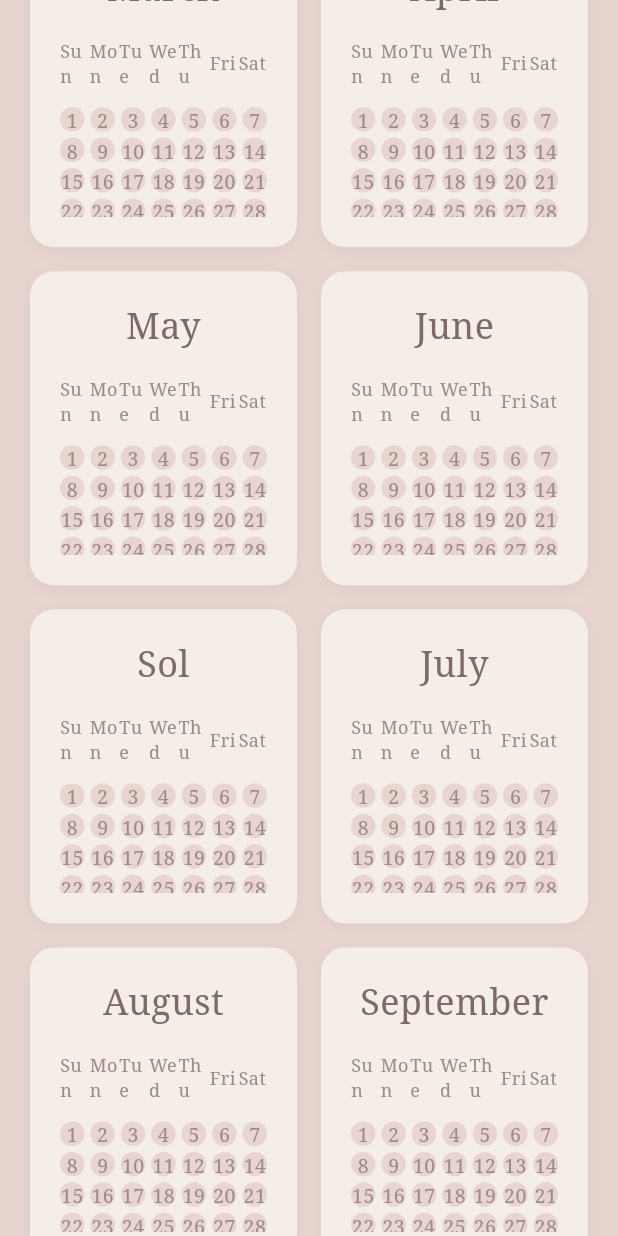
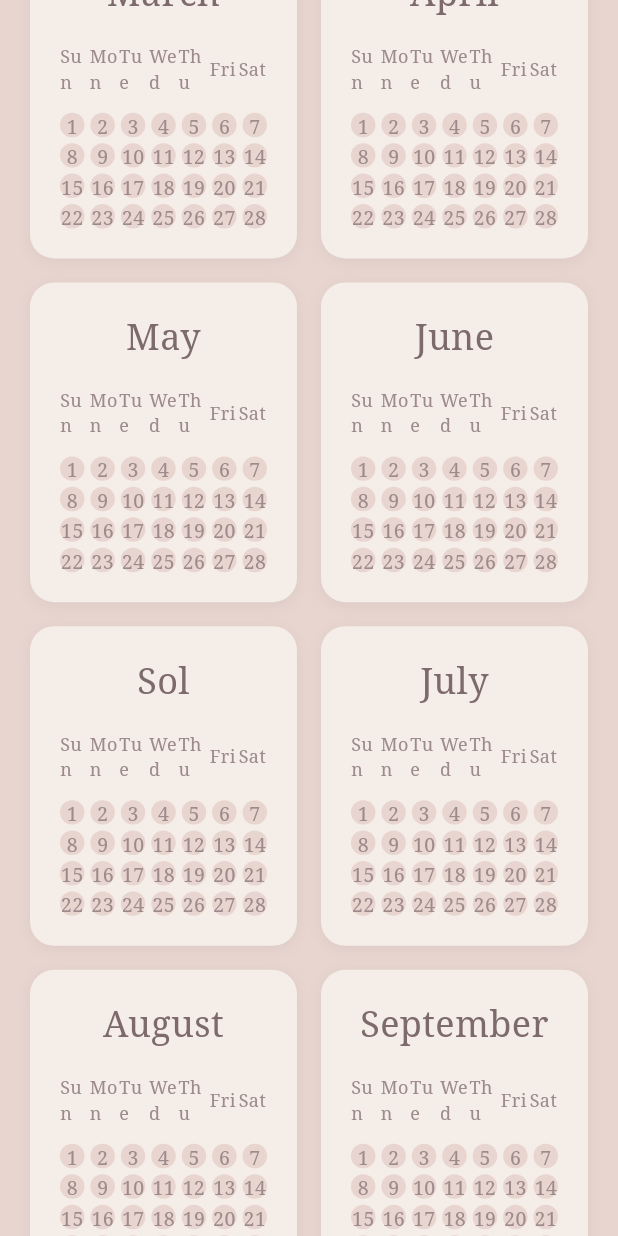
Before and after one commit to riemann93/lunar-calendar, a Flutter app: the screen it shows after launch, scrolled down 576 dp, on a phone screen of 412 x 824 dp. Run offline on Flutter 3.47's test engine with Material 3 defaults, Android fonts, the phone set to English and light mode, and no system bars.

Commit message:
Fix month card bottom margin and improve mode switch performance
- MonthCard: Replace Expanded grid with shrinkWrap GridView and
  mainAxisSize.min Column so cards size to their actual content,
  eliminating the large bottom gap
- Main: Replace GridView.builder with Row-based layout that lets
  cards size intrinsically — no more fixed childAspectRatio guesswork
- Add ValueKey to each MonthCard so Flutter can efficiently diff
  widgets when switching between calendar modes

Co-Authored-By: Claude Opus 4.6 <noreply@anthropic.com>

```diff
--- a/lib/main.dart
+++ b/lib/main.dart
@@ -174,21 +174,63 @@ class _CalendarHomePageState extends State<CalendarHomePage> {
                 ),
                 const SizedBox(height: 32),
 
-                // Month grid
-                GridView.builder(
-                  shrinkWrap: true,
-                  physics: const NeverScrollableScrollPhysics(),
-                  gridDelegate: SliverGridDelegateWithFixedCrossAxisCount(
-                    crossAxisCount: 2,
-                    // Gregorian months can have up to 6 rows, need more height
-                    childAspectRatio: isLunar ? 0.85 : 0.72,
-                    crossAxisSpacing: 16,
-                    mainAxisSpacing: 16,
+                // Month grid — built as paired rows so cards can size to content
+                ..._buildMonthRows(months, now, isLunar, todayMonthIndex, todayDay),
+              ],
             ),
-                  itemCount: months.length,
-                  itemBuilder: (context, index) {
+          ),
+        ),
+      ),
+    );
+  }
+
+  /// Build month cards in rows of 2, letting each card size to its content.
+  /// This eliminates the bottom gap caused by fixed aspect ratios and avoids
+  /// the expensive shrinkWrap GridView rebuild on mode switch.
+  List<Widget> _buildMonthRows(
+    List<String> months,
+    DateTime now,
+    bool isLunar,
+    int? todayMonthIndex,
+    int? todayDay,
+  ) {
+    final rows = <Widget>[];
+    for (int i = 0; i < months.length; i += 2) {
+      rows.add(
+        Padding(
+          padding: EdgeInsets.only(bottom: i + 2 < months.length ? 16 : 0),
+          child: Row(
+            crossAxisAlignment: CrossAxisAlignment.start,
+            children: [
+              Expanded(
+                child: _buildMonthCard(i, months, now, isLunar, todayMonthIndex, todayDay),
+              ),
+              const SizedBox(width: 16),
+              if (i + 1 < months.length)
+                Expanded(
+                  child: _buildMonthCard(i + 1, months, now, isLunar, todayMonthIndex, todayDay),
+                )
+              else
+                const Expanded(child: SizedBox.shrink()),
+            ],
+          ),
+        ),
+      );
+    }
+    return rows;
+  }
+
+  Widget _buildMonthCard(
+    int index,
+    List<String> months,
+    DateTime now,
+    bool isLunar,
+    int? todayMonthIndex,
+    int? todayDay,
+  ) {
     if (isLunar) {
       return MonthCard(
+        key: ValueKey('lunar-$index'),
         monthName: months[index],
         daysInMonth: 28,
         startWeekday: 0,
@@ -200,26 +242,16 @@ class _CalendarHomePageState extends State<CalendarHomePage> {
     } else {
       final gregMonth = index + 1;
       return MonthCard(
+        key: ValueKey('greg-$index'),
         monthName: months[index],
         daysInMonth: gregorianDaysInMonth(now.year, gregMonth),
-                        startWeekday: gregorianMonthStartWeekday(
-                          now.year,
-                          gregMonth,
-                        ),
+        startWeekday: gregorianMonthStartWeekday(now.year, gregMonth),
         monthIndex: index,
         todayDay: index == todayMonthIndex ? todayDay : null,
         hasEventOnDay: (day) => _hasEventOnDay(index, day),
         onDateTapped: _onDateTapped,
       );
     }
-                  },
-                ),
-              ],
-            ),
-          ),
-        ),
-      ),
-    );
   }
 
   Widget _buildModeButton(String label, CalendarMode mode) {
--- a/lib/month_card.dart
+++ b/lib/month_card.dart
@@ -60,6 +60,7 @@ class _MonthCardState extends State<MonthCard> {
         ),
         padding: const EdgeInsets.all(20),
         child: Column(
+          mainAxisSize: MainAxisSize.min,
           crossAxisAlignment: CrossAxisAlignment.stretch,
           children: [
             // Month name
@@ -93,9 +94,9 @@ class _MonthCardState extends State<MonthCard> {
             ),
             const SizedBox(height: 12),
 
-            // Date grid
-            Expanded(
-              child: GridView.builder(
+            // Date grid — shrinkWrap so the card fits its content with no bottom gap
+            GridView.builder(
+              shrinkWrap: true,
               physics: const NeverScrollableScrollPhysics(),
               gridDelegate: const SliverGridDelegateWithFixedCrossAxisCount(
                 crossAxisCount: 7,
@@ -124,7 +125,6 @@ class _MonthCardState extends State<MonthCard> {
                 );
               },
             ),
-            ),
           ],
         ),
       ),
```
Lines whose indentation alone changed are shown as unchanged.
